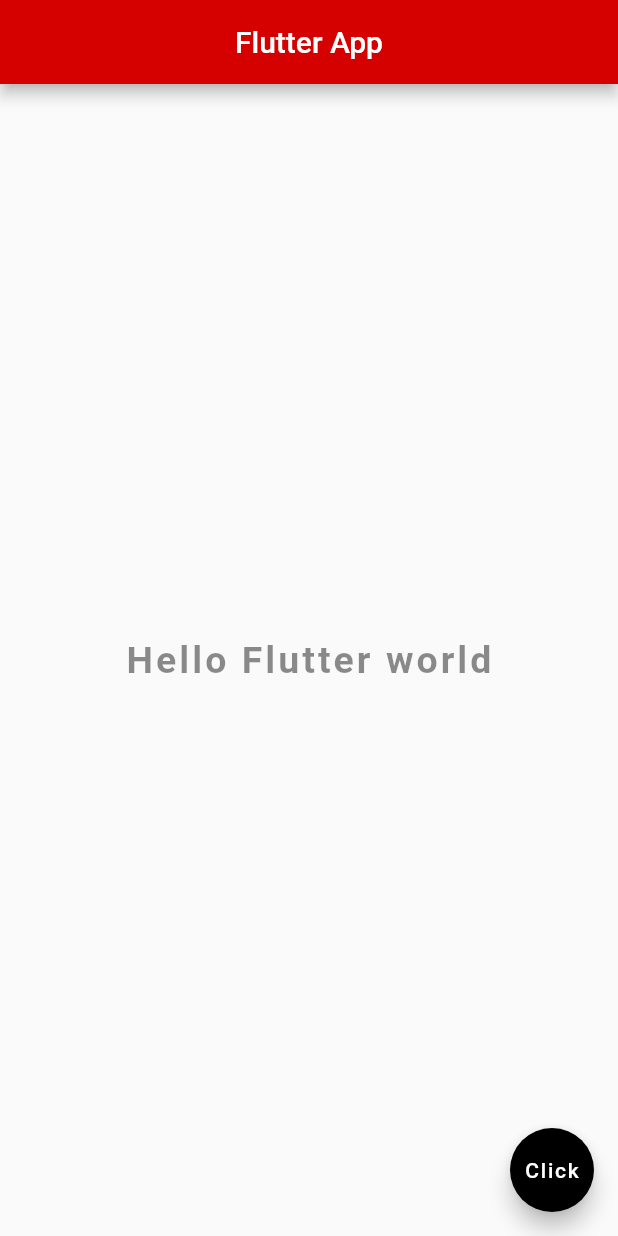
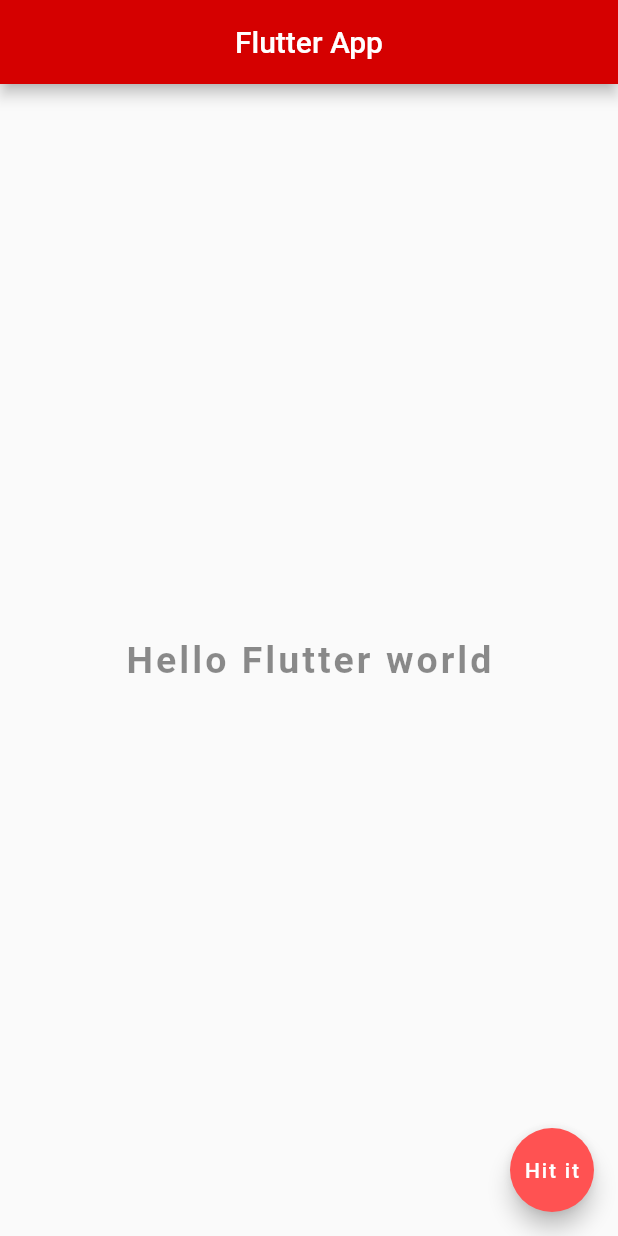
Before and after one commit to georgekj98/Flutter, a Flutter app: the screen it shows after launch, on a phone screen of 412 x 824 dp. Run offline on Flutter 3.47's test engine with Material 2 defaults, Android fonts, the phone set to English and light mode, and no system bars.

Commit message:
Changed scaffold widget of home to stateless widget

```diff
--- a/Flutter tutorials/my_flutter_app/lib/main.dart
+++ b/Flutter tutorials/my_flutter_app/lib/main.dart
@@ -117,7 +117,13 @@ class _MyHomePageState extends State<MyHomePage> {
 }*/
 
 void main() => runApp(MaterialApp(
-  home: Scaffold(
+  home: Home()
+));
+
+class Home extends StatelessWidget {
+  @override
+  Widget build(BuildContext context) {
+    return Scaffold(
       appBar: AppBar(
         title: Text("Flutter App"),
         centerTitle: true,
@@ -136,8 +142,9 @@ void main() => runApp(MaterialApp(
       ),
       floatingActionButton: FloatingActionButton(
         onPressed: () {},
-      child: Text("Click"),
-      backgroundColor: Colors.black,
+        child: Text("Hit it"),
+        backgroundColor: Colors.redAccent,
       ),
-  )
-));
+    );
+  }
+}
```
Lines whose indentation alone changed are shown as unchanged.
